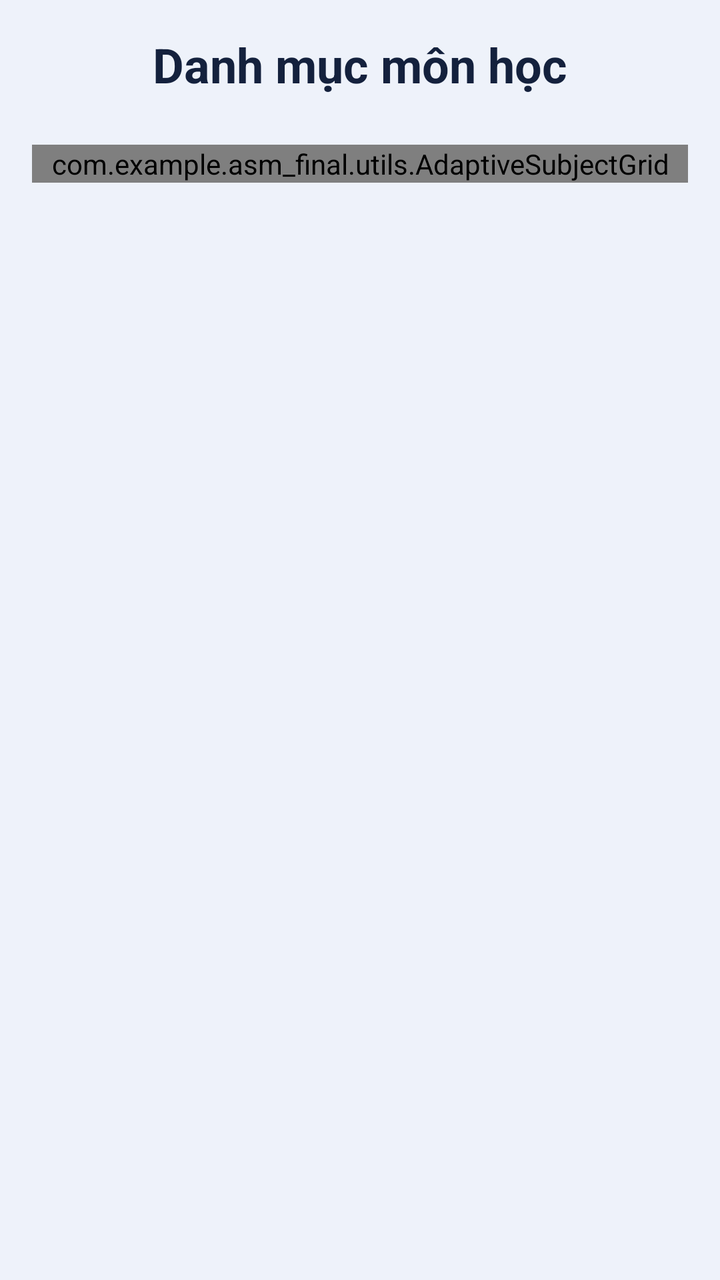
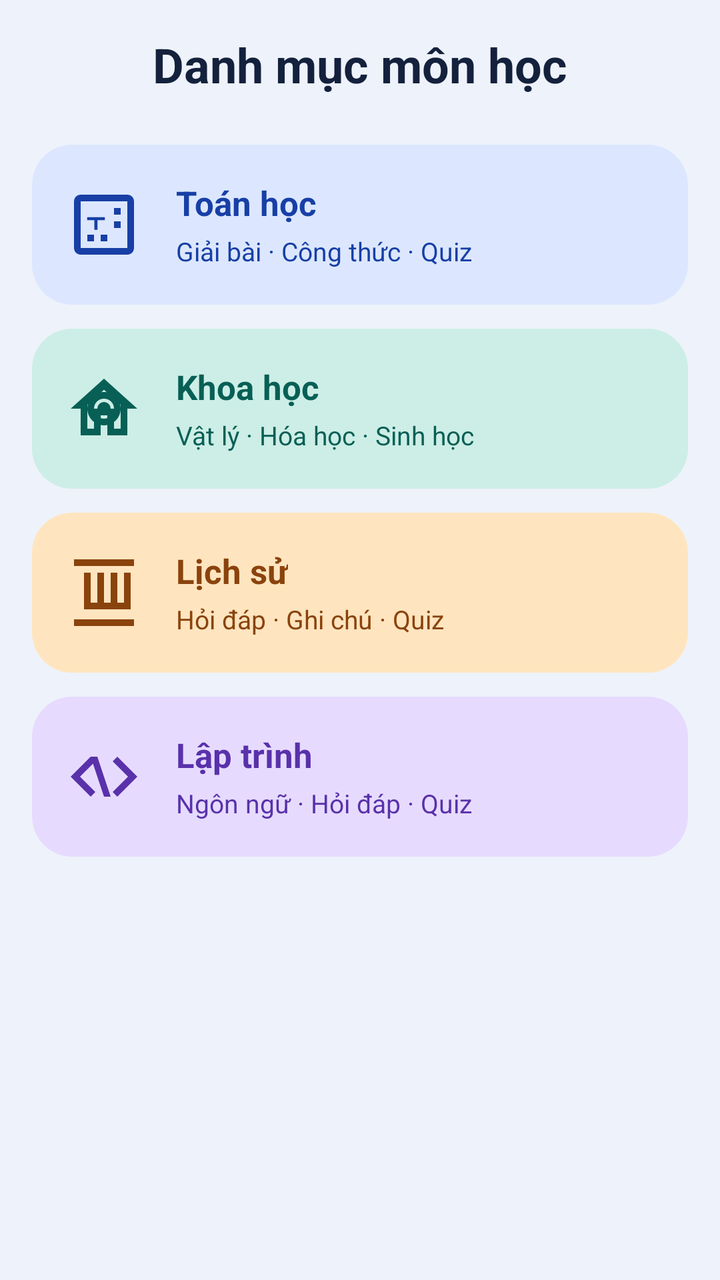

Compare the two renders of this Android layout. The source of the first and the diff that turns it into the second are given below.
<!-- AndroidManifest.xml: application theme Theme.ASMfinal -->
<!-- res/layout/fragment_category.xml -->
<ScrollView xmlns:android="http://schemas.android.com/apk/res/android" xmlns:app="http://schemas.android.com/apk/res-auto" android:layout_width="match_parent" android:layout_height="match_parent" android:fillViewport="true" android:background="@color/backgroundColor">
    <LinearLayout android:layout_width="match_parent" android:layout_height="wrap_content" android:orientation="vertical" android:padding="16dp" android:background="@color/backgroundColor">
        <TextView android:layout_width="wrap_content" android:layout_height="wrap_content" android:text="@string/cat_title" android:textSize="24sp" android:textStyle="bold" android:layout_gravity="center" android:layout_marginBottom="24dp" android:textColor="@color/textColorPrimary" />
        <com.example.asm_final.utils.AdaptiveSubjectGrid android:layout_width="match_parent" android:layout_height="wrap_content" android:columnCount="2" android:rowCount="2" android:alignmentMode="alignMargins" android:columnOrderPreserved="false">
            <androidx.cardview.widget.CardView android:id="@+id/cardMath" android:layout_width="0dp" android:layout_height="wrap_content" android:layout_columnWeight="1" android:layout_margin="8dp" app:cardCornerRadius="20dp" app:cardElevation="1dp">
                <LinearLayout android:layout_width="match_parent" android:layout_height="wrap_content" android:gravity="center" android:orientation="vertical" android:background="@color/cat_math_bg" android:minHeight="128dp" android:padding="16dp">
                    <ImageView android:layout_width="40dp" android:layout_height="40dp" android:src="@drawable/ic_cat_math" app:tint="@color/cat_math_text" android:contentDescription="@null" />
                    <TextView android:layout_width="wrap_content" android:layout_height="wrap_content" android:text="@string/cat_math" android:textStyle="bold" android:textSize="18sp" android:layout_marginTop="8dp" android:textColor="@color/cat_math_text" />
                </LinearLayout>
            </androidx.cardview.widget.CardView>
            <androidx.cardview.widget.CardView android:id="@+id/cardScience" android:layout_width="0dp" android:layout_height="wrap_content" android:layout_columnWeight="1" android:layout_margin="8dp" app:cardCornerRadius="20dp" app:cardElevation="1dp">
                <LinearLayout android:layout_width="match_parent" android:layout_height="wrap_content" android:gravity="center" android:orientation="vertical" android:background="@color/cat_science_bg" android:minHeight="128dp" android:padding="16dp">
                    <ImageView android:layout_width="40dp" android:layout_height="40dp" android:src="@drawable/ic_cat_science" app:tint="@color/cat_science_text" android:contentDescription="@null" />
                    <TextView android:layout_width="wrap_content" android:layout_height="wrap_content" android:text="@string/cat_science" android:textStyle="bold" android:textSize="18sp" android:layout_marginTop="8dp" android:textColor="@color/cat_science_text" />
                </LinearLayout>
            </androidx.cardview.widget.CardView>
            <androidx.cardview.widget.CardView android:id="@+id/cardHistory" android:layout_width="0dp" android:layout_height="wrap_content" android:layout_columnWeight="1" android:layout_margin="8dp" app:cardCornerRadius="20dp" app:cardElevation="1dp">
                <LinearLayout android:layout_width="match_parent" android:layout_height="wrap_content" android:gravity="center" android:orientation="vertical" android:background="@color/cat_history_bg" android:minHeight="128dp" android:padding="16dp">
                    <ImageView android:layout_width="40dp" android:layout_height="40dp" android:src="@drawable/ic_cat_history" app:tint="@color/cat_history_text" android:contentDescription="@null" />
                    <TextView android:layout_width="wrap_content" android:layout_height="wrap_content" android:text="@string/cat_history" android:textStyle="bold" android:textSize="18sp" android:layout_marginTop="8dp" android:textColor="@color/cat_history_text" />
                </LinearLayout>
            </androidx.cardview.widget.CardView>
            <androidx.cardview.widget.CardView android:id="@+id/cardIT" android:layout_width="0dp" android:layout_height="wrap_content" android:layout_columnWeight="1" android:layout_margin="8dp" app:cardCornerRadius="20dp" app:cardElevation="1dp">
                <LinearLayout android:layout_width="match_parent" android:layout_height="wrap_content" android:gravity="center" android:orientation="vertical" android:background="@color/cat_it_bg" android:minHeight="128dp" android:padding="16dp">
                    <ImageView android:layout_width="40dp" android:layout_height="40dp" android:src="@drawable/ic_cat_programming" app:tint="@color/cat_it_text" android:contentDescription="@null" />
                    <TextView android:layout_width="wrap_content" android:layout_height="wrap_content" android:text="@string/cat_it" android:textStyle="bold" android:textSize="18sp" android:layout_marginTop="8dp" android:textColor="@color/cat_it_text" />
                </LinearLayout>
            </androidx.cardview.widget.CardView>
        </com.example.asm_final.utils.AdaptiveSubjectGrid>
    </LinearLayout>
</ScrollView>
<!-- resources referenced by this layout -->
<resources>
  <color name="backgroundColor">#EEF2FA</color>
  <color name="cat_history_bg">#FFE5BF</color>
  <color name="cat_history_text">#8A430D</color>
  <color name="cat_it_bg">#E6DBFF</color>
  <color name="cat_it_text">#5931AA</color>
  <color name="cat_math_bg">#DCE7FF</color>
  <color name="cat_math_text">#173FA6</color>
  <color name="cat_science_bg">#CCEEE6</color>
  <color name="cat_science_text">#075F55</color>
  <color name="textColorPrimary">#14213D</color>
  <!-- drawable ic_cat_history (drawable) -->
  <vector xmlns:android="http://schemas.android.com/apk/res/android"
      android:width="64dp"
      android:height="64dp"
      android:viewportWidth="24"
      android:viewportHeight="24">
      <path
          android:fillColor="#F57C00"
          android:pathData="M21,2L3,2v2h18L21,2zM21,20L3,20v2h18v-2zM18,17L6,17L6,6h2v9h2L10,6h2v9h2L14,6h2v9h2L18,6h2v11zM11,10L11,10zM15,10L15,10zM7,10L7,10z" />
  </vector>
  <!-- drawable ic_cat_programming (drawable) -->
  <vector xmlns:android="http://schemas.android.com/apk/res/android"
      android:width="64dp"
      android:height="64dp"
      android:viewportWidth="24"
      android:viewportHeight="24">
      <path
          android:fillColor="#7B1FA2"
          android:pathData="M9.4,16.6L4.8,12l4.6,-4.6L8,6l-6,6 6,6 1.4,-1.4zM14.6,16.6l4.6,-4.6l-4.6,-4.6L16,6l6,6 -6,6 -1.4,-1.4zM12,18h2L10,6L8,6l4,12z" />
  </vector>
  <string name="cat_history">Lịch sử</string>
  <string name="cat_it">Lập trình</string>
  <string name="cat_math">Toán học</string>
  <string name="cat_science">Khoa học</string>
  <string name="cat_title">Danh mục môn học</string>
  <style name="Theme.ASMfinal" parent="Base.Theme.ASMfinal" />
  <color name="primaryColor">#1D4ED8</color>
  <color name="white">#FFFFFFFF</color>
  <color name="primaryContainerColor">#DCE7FF</color>
  <color name="accentColor">#087F72</color>
  <color name="black">#FF000000</color>
  <color name="surfaceColor">#FFFFFF</color>
  <color name="surfaceVariantColor">#E2E9F5</color>
  <color name="textColorSecondary">#4D5E78</color>
  <style name="MentorAppButton" parent="Widget.MaterialComponents.Button">
          <item name="backgroundTint">@color/mentor_app_button</item><item name="android:textColor">#FFFFFF</item><item name="cornerRadius">@dimen/mentor_control_radius</item><item name="rippleColor">@color/mentor_control_ripple</item><item name="android:minHeight">@dimen/mentor_control_height</item>
          <item name="android:textAllCaps">false</item><item name="android:textSize">@dimen/mentor_control_text</item>
          <item name="android:fontFamily">sans-serif-medium</item>
      </style>
  <style name="MentorAppInput" parent="Widget.MaterialComponents.TextInputLayout.OutlinedBox">
          <item name="boxCornerRadiusTopStart">@dimen/mentor_control_radius</item><item name="boxCornerRadiusTopEnd">@dimen/mentor_control_radius</item>
          <item name="boxCornerRadiusBottomStart">@dimen/mentor_control_radius</item><item name="boxCornerRadiusBottomEnd">@dimen/mentor_control_radius</item>
      </style>
  <style name="MentorWindowAnimation"><item name="android:activityOpenEnterAnimation">@anim/mentor_enter</item><item name="android:activityOpenExitAnimation">@anim/mentor_exit</item><item name="android:activityCloseEnterAnimation">@anim/mentor_enter</item><item name="android:activityCloseExitAnimation">@anim/mentor_exit</item></style>
  <color name="mentor_app_button">#1D4ED8</color>
  <dimen name="mentor_control_radius">16dp</dimen>
  <color name="mentor_control_ripple">#33FFFFFF</color>
  <dimen name="mentor_control_height">52dp</dimen>
  <dimen name="mentor_control_text">15sp</dimen>
  <!-- unchanged entries left out for length: 3 -->
</resources>

<!-- the commit's change to res/layout/fragment_category.xml (unified diff, before → after) -->
@@ -1,31 +1,44 @@
+<?xml version='1.0' encoding='utf-8'?>
 <ScrollView xmlns:android="http://schemas.android.com/apk/res/android" xmlns:app="http://schemas.android.com/apk/res-auto" android:layout_width="match_parent" android:layout_height="match_parent" android:fillViewport="true" android:background="@color/backgroundColor">
     <LinearLayout android:layout_width="match_parent" android:layout_height="wrap_content" android:orientation="vertical" android:padding="16dp" android:background="@color/backgroundColor">
         <TextView android:layout_width="wrap_content" android:layout_height="wrap_content" android:text="@string/cat_title" android:textSize="24sp" android:textStyle="bold" android:layout_gravity="center" android:layout_marginBottom="24dp" android:textColor="@color/textColorPrimary" />
-        <com.example.asm_final.utils.AdaptiveSubjectGrid android:layout_width="match_parent" android:layout_height="wrap_content" android:columnCount="2" android:rowCount="2" android:alignmentMode="alignMargins" android:columnOrderPreserved="false">
-            <androidx.cardview.widget.CardView android:id="@+id/cardMath" android:layout_width="0dp" android:layout_height="wrap_content" android:layout_columnWeight="1" android:layout_margin="8dp" app:cardCornerRadius="20dp" app:cardElevation="1dp">
-                <LinearLayout android:layout_width="match_parent" android:layout_height="wrap_content" android:gravity="center" android:orientation="vertical" android:background="@color/cat_math_bg" android:minHeight="128dp" android:padding="16dp">
+        <LinearLayout android:layout_width="match_parent" android:layout_height="wrap_content" android:orientation="vertical">
+            <androidx.cardview.widget.CardView android:id="@+id/cardMath" android:layout_width="match_parent" android:layout_height="wrap_content" app:cardCornerRadius="20dp" app:cardElevation="0dp" android:layout_marginBottom="12dp">
+                <LinearLayout android:layout_width="match_parent" android:layout_height="wrap_content" android:gravity="center_vertical" android:orientation="horizontal" android:background="@color/cat_math_bg" android:minHeight="80dp" android:padding="16dp">
                     <ImageView android:layout_width="40dp" android:layout_height="40dp" android:src="@drawable/ic_cat_math" app:tint="@color/cat_math_text" android:contentDescription="@null" />
-                    <TextView android:layout_width="wrap_content" android:layout_height="wrap_content" android:text="@string/cat_math" android:textStyle="bold" android:textSize="18sp" android:layout_marginTop="8dp" android:textColor="@color/cat_math_text" />
+                    <LinearLayout android:layout_width="0dp" android:layout_weight="1" android:layout_height="wrap_content" android:orientation="vertical" android:layout_marginStart="16dp">
+                        <TextView android:layout_width="wrap_content" android:layout_height="wrap_content" android:text="@string/cat_math" android:textStyle="bold" android:textSize="17sp" android:layout_marginTop="0dp" android:textColor="@color/cat_math_text" />
+                        <TextView android:layout_width="match_parent" android:layout_height="wrap_content" android:text="@string/home_course_math" android:textSize="13sp" android:textColor="@color/cat_math_text" android:layout_marginTop="4dp" />
+                    </LinearLayout>
                 </LinearLayout>
             </androidx.cardview.widget.CardView>
-            <androidx.cardview.widget.CardView android:id="@+id/cardScience" android:layout_width="0dp" android:layout_height="wrap_content" android:layout_columnWeight="1" android:layout_margin="8dp" app:cardCornerRadius="20dp" app:cardElevation="1dp">
-                <LinearLayout android:layout_width="match_parent" android:layout_height="wrap_content" android:gravity="center" android:orientation="vertical" android:background="@color/cat_science_bg" android:minHeight="128dp" android:padding="16dp">
+            <androidx.cardview.widget.CardView android:id="@+id/cardScience" android:layout_width="match_parent" android:layout_height="wrap_content" app:cardCornerRadius="20dp" app:cardElevation="0dp" android:layout_marginBottom="12dp">
+                <LinearLayout android:layout_width="match_parent" android:layout_height="wrap_content" android:gravity="center_vertical" android:orientation="horizontal" android:background="@color/cat_science_bg" android:minHeight="80dp" android:padding="16dp">
                     <ImageView android:layout_width="40dp" android:layout_height="40dp" android:src="@drawable/ic_cat_science" app:tint="@color/cat_science_text" android:contentDescription="@null" />
-                    <TextView android:layout_width="wrap_content" android:layout_height="wrap_content" android:text="@string/cat_science" android:textStyle="bold" android:textSize="18sp" android:layout_marginTop="8dp" android:textColor="@color/cat_science_text" />
+                    <LinearLayout android:layout_width="0dp" android:layout_weight="1" android:layout_height="wrap_content" android:orientation="vertical" android:layout_marginStart="16dp">
+                        <TextView android:layout_width="wrap_content" android:layout_height="wrap_content" android:text="@string/cat_science" android:textStyle="bold" android:textSize="17sp" android:layout_marginTop="0dp" android:textColor="@color/cat_science_text" />
+                        <TextView android:layout_width="match_parent" android:layout_height="wrap_content" android:text="@string/home_course_science" android:textSize="13sp" android:textColor="@color/cat_science_text" android:layout_marginTop="4dp" />
+                    </LinearLayout>
                 </LinearLayout>
             </androidx.cardview.widget.CardView>
-            <androidx.cardview.widget.CardView android:id="@+id/cardHistory" android:layout_width="0dp" android:layout_height="wrap_content" android:layout_columnWeight="1" android:layout_margin="8dp" app:cardCornerRadius="20dp" app:cardElevation="1dp">
-                <LinearLayout android:layout_width="match_parent" android:layout_height="wrap_content" android:gravity="center" android:orientation="vertical" android:background="@color/cat_history_bg" android:minHeight="128dp" android:padding="16dp">
+            <androidx.cardview.widget.CardView android:id="@+id/cardHistory" android:layout_width="match_parent" android:layout_height="wrap_content" app:cardCornerRadius="20dp" app:cardElevation="0dp" android:layout_marginBottom="12dp">
+                <LinearLayout android:layout_width="match_parent" android:layout_height="wrap_content" android:gravity="center_vertical" android:orientation="horizontal" android:background="@color/cat_history_bg" android:minHeight="80dp" android:padding="16dp">
                     <ImageView android:layout_width="40dp" android:layout_height="40dp" android:src="@drawable/ic_cat_history" app:tint="@color/cat_history_text" android:contentDescription="@null" />
-                    <TextView android:layout_width="wrap_content" android:layout_height="wrap_content" android:text="@string/cat_history" android:textStyle="bold" android:textSize="18sp" android:layout_marginTop="8dp" android:textColor="@color/cat_history_text" />
+                    <LinearLayout android:layout_width="0dp" android:layout_weight="1" android:layout_height="wrap_content" android:orientation="vertical" android:layout_marginStart="16dp">
+                        <TextView android:layout_width="wrap_content" android:layout_height="wrap_content" android:text="@string/cat_history" android:textStyle="bold" android:textSize="17sp" android:layout_marginTop="0dp" android:textColor="@color/cat_history_text" />
+                        <TextView android:layout_width="match_parent" android:layout_height="wrap_content" android:text="@string/home_course_history" android:textSize="13sp" android:textColor="@color/cat_history_text" android:layout_marginTop="4dp" />
+                    </LinearLayout>
                 </LinearLayout>
             </androidx.cardview.widget.CardView>
-            <androidx.cardview.widget.CardView android:id="@+id/cardIT" android:layout_width="0dp" android:layout_height="wrap_content" android:layout_columnWeight="1" android:layout_margin="8dp" app:cardCornerRadius="20dp" app:cardElevation="1dp">
-                <LinearLayout android:layout_width="match_parent" android:layout_height="wrap_content" android:gravity="center" android:orientation="vertical" android:background="@color/cat_it_bg" android:minHeight="128dp" android:padding="16dp">
+            <androidx.cardview.widget.CardView android:id="@+id/cardIT" android:layout_width="match_parent" android:layout_height="wrap_content" app:cardCornerRadius="20dp" app:cardElevation="0dp" android:layout_marginBottom="12dp">
+                <LinearLayout android:layout_width="match_parent" android:layout_height="wrap_content" android:gravity="center_vertical" android:orientation="horizontal" android:background="@color/cat_it_bg" android:minHeight="80dp" android:padding="16dp">
                     <ImageView android:layout_width="40dp" android:layout_height="40dp" android:src="@drawable/ic_cat_programming" app:tint="@color/cat_it_text" android:contentDescription="@null" />
-                    <TextView android:layout_width="wrap_content" android:layout_height="wrap_content" android:text="@string/cat_it" android:textStyle="bold" android:textSize="18sp" android:layout_marginTop="8dp" android:textColor="@color/cat_it_text" />
+                    <LinearLayout android:layout_width="0dp" android:layout_weight="1" android:layout_height="wrap_content" android:orientation="vertical" android:layout_marginStart="16dp">
+                        <TextView android:layout_width="wrap_content" android:layout_height="wrap_content" android:text="@string/cat_it" android:textStyle="bold" android:textSize="17sp" android:layout_marginTop="0dp" android:textColor="@color/cat_it_text" />
+                        <TextView android:layout_width="match_parent" android:layout_height="wrap_content" android:text="@string/home_course_programming" android:textSize="13sp" android:textColor="@color/cat_it_text" android:layout_marginTop="4dp" />
+                    </LinearLayout>
                 </LinearLayout>
             </androidx.cardview.widget.CardView>
-        </com.example.asm_final.utils.AdaptiveSubjectGrid>
+        </LinearLayout>
     </LinearLayout>
 </ScrollView>
<!-- resource entries referenced after the edit -->
@@ -35,6 +35,10 @@
   <string name="cat_math">Toán học</string>
   <string name="cat_science">Khoa học</string>
   <string name="cat_title">Danh mục môn học</string>
+  <string name="home_course_history">Hỏi đáp · Ghi chú · Quiz</string>
+  <string name="home_course_math">Giải bài · Công thức · Quiz</string>
+  <string name="home_course_programming">Ngôn ngữ · Hỏi đáp · Quiz</string>
+  <string name="home_course_science">Vật lý · Hóa học · Sinh học</string>
   <style name="Theme.ASMfinal" parent="Base.Theme.ASMfinal" />
   <color name="primaryColor">#1D4ED8</color>
   <color name="white">#FFFFFFFF</color>
